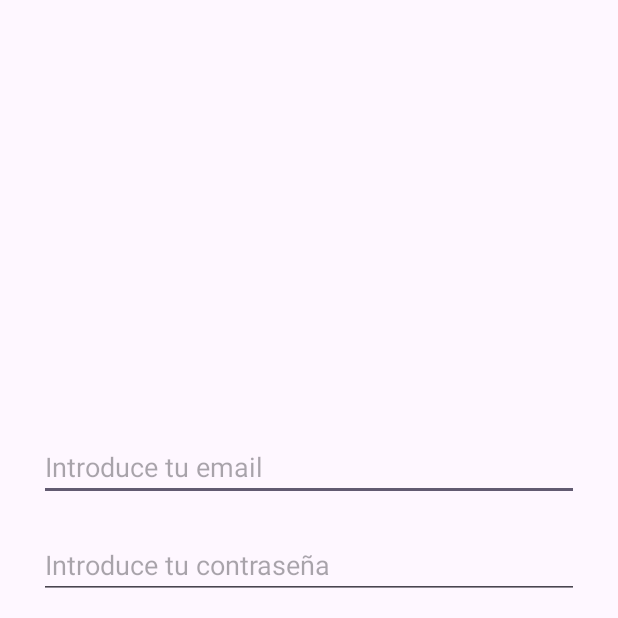
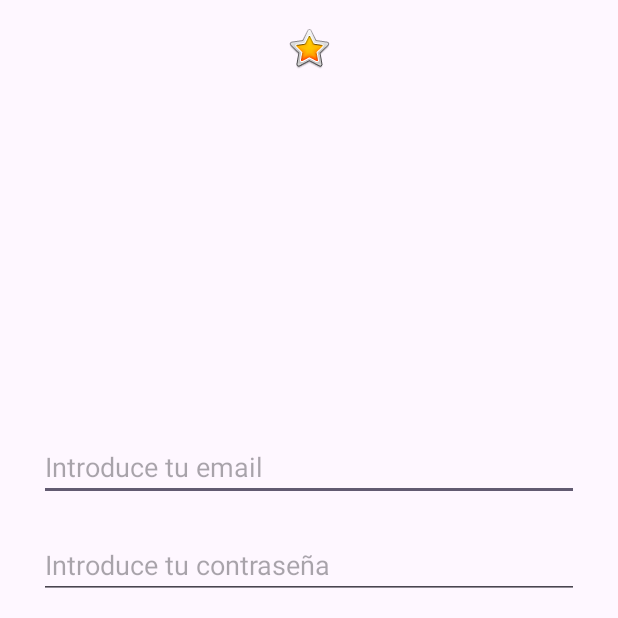
Before and after one commit to raulmunoztome/Practica-OPT-1, an Android app: the screen it shows after launch (MainActivity), on a phone screen of 412 x 824 dp, the top half of it. Run offline under Robolectric (Android 15) with nearby library versions, the phone set to English and light mode, and no system bars; our stand-ins replace Firebase (no records; nobody signed in at launch, a user with empty details on screens opened directly).

Commit message:
icono para login basico a cambiar

```diff
--- a/app/src/main/java/cat/insmarianao/optpractica/ClientsActivity.kt
+++ b/app/src/main/java/cat/insmarianao/optpractica/ClientsActivity.kt
@@ -82,7 +82,7 @@ class ClientsActivity : AppCompatActivity() {
                 nomIng.error = getString(R.string.texto_nombre_ingrediente_oblg)
                 return false
             }
-            else if(cantidad.text.trim().isEmpty() || cantidad.text.trim().toString().toLong().equals(0)){
+            else if(cantidad.text.trim().isEmpty() || cantidad.text.trim().toString().toLong() == 0L){
                 cantidad.error = getString(R.string.texto_cantidad_ingrediente_oblg)
                 return false
             }
--- a/app/src/main/res/layout/activity_main.xml
+++ b/app/src/main/res/layout/activity_main.xml
@@ -56,4 +56,14 @@
         app:layout_constraintStart_toStartOf="@+id/loginButton"
         app:layout_constraintTop_toBottomOf="@+id/loginButton" />
 
+    <ImageView
+        android:id="@+id/imageView"
+        android:layout_width="wrap_content"
+        android:layout_height="wrap_content"
+        app:layout_constraintEnd_toEndOf="parent"
+        app:layout_constraintHorizontal_bias="0.5"
+        app:layout_constraintStart_toStartOf="parent"
+        app:layout_constraintTop_toTopOf="parent"
+        app:srcCompat="@android:drawable/btn_star_big_on" />
+
 </androidx.constraintlayout.motion.widget.MotionLayout>
```
